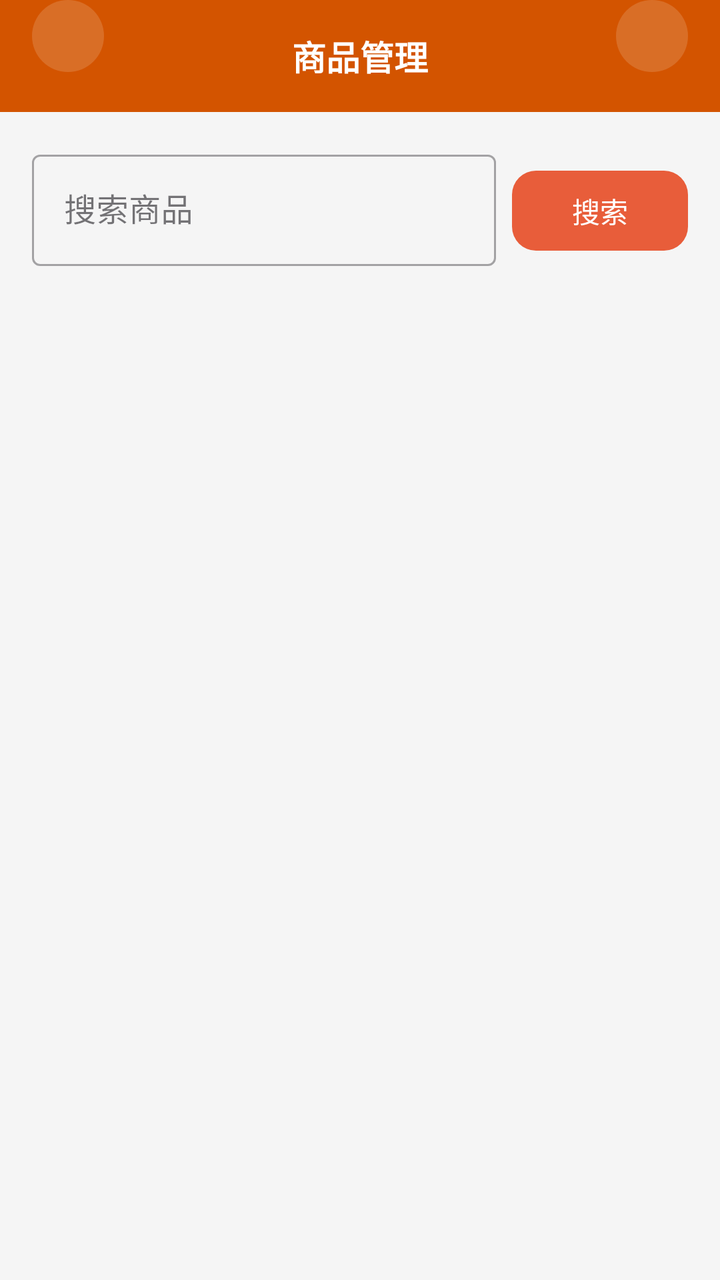
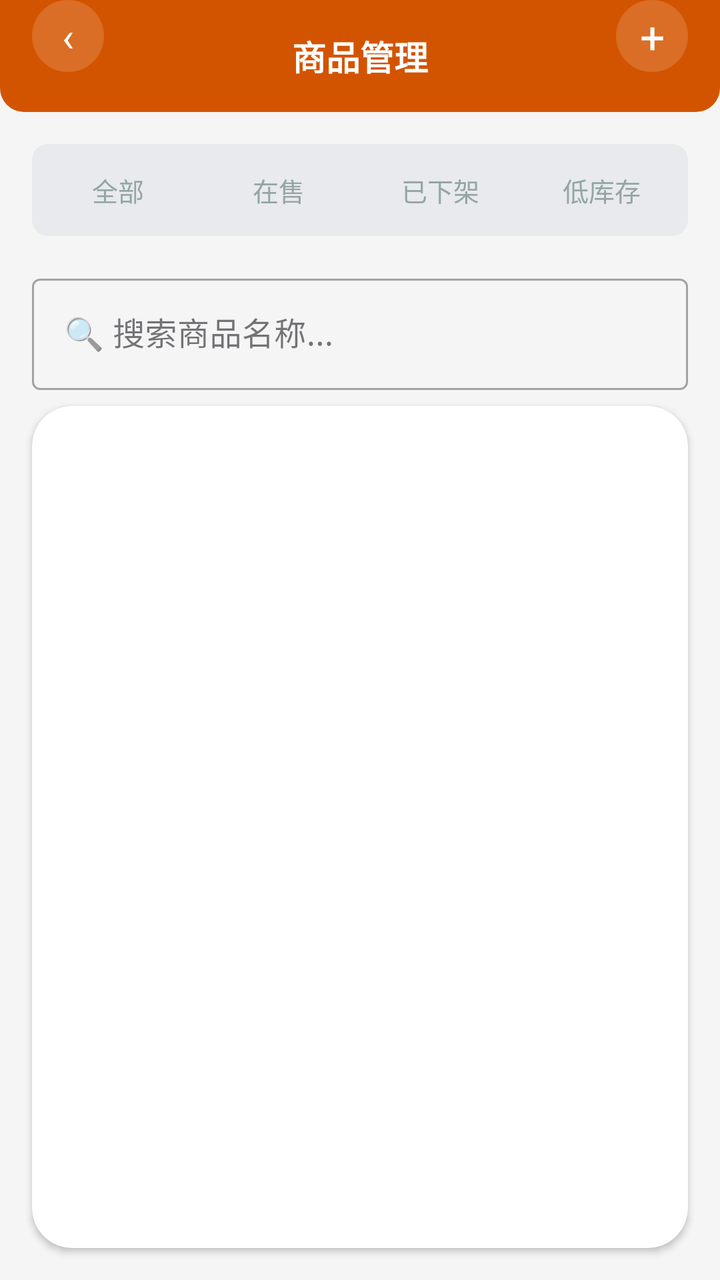

The first picture is an Android layout as it rendered before a commit; the second is the same layout after the commit. The layout source and the unified diff follow.
<!-- AndroidManifest.xml: application theme Theme.ClothingSI -->
<!-- res/layout/activity_products.xml -->
<?xml version="1.0" encoding="utf-8"?>
<LinearLayout xmlns:android="http://schemas.android.com/apk/res/android"
    xmlns:app="http://schemas.android.com/apk/res-auto"
    android:layout_width="match_parent" android:layout_height="match_parent"
    android:orientation="vertical" android:background="#F5F5F5">
    <RelativeLayout android:layout_width="match_parent" android:layout_height="56dp"
        android:background="#D35400" android:paddingHorizontal="16dp">
        <TextView android:id="@+id/btn_back" android:layout_width="36dp" android:layout_height="36dp"
            android:text="‹" android:textSize="20dp" android:textColor="#FFFFFF"
            android:gravity="center" android:background="@drawable/circle_bg" android:alpha="0.15" />
        <TextView android:layout_width="wrap_content" android:layout_height="wrap_content"
            android:text="商品管理" android:textSize="17dp" android:textStyle="bold"
            android:textColor="#FFFFFF" android:layout_centerInParent="true" />
        <TextView android:id="@+id/btn_add_product" android:layout_width="36dp" android:layout_height="36dp"
            android:text="+" android:textSize="20dp" android:textColor="#FFFFFF"
            android:gravity="center" android:background="@drawable/circle_bg" android:alpha="0.15"
            android:layout_alignParentEnd="true" android:clickable="true" android:focusable="true" />
    </RelativeLayout>
    <LinearLayout android:layout_width="match_parent" android:layout_height="wrap_content"
        android:orientation="horizontal" android:padding="16dp">
        <com.google.android.material.textfield.TextInputLayout style="@style/Widget.MaterialComponents.TextInputLayout.OutlinedBox"
            android:layout_width="0dp" android:layout_height="wrap_content" android:layout_weight="1"
            android:layout_marginEnd="8dp">
            <com.google.android.material.textfield.TextInputEditText android:id="@+id/et_search"
                android:layout_width="match_parent" android:layout_height="wrap_content" android:hint="搜索商品" />
        </com.google.android.material.textfield.TextInputLayout>
        <com.google.android.material.button.MaterialButton android:id="@+id/btn_search"
            android:layout_width="wrap_content" android:layout_height="wrap_content" android:text="搜索" app:cornerRadius="12dp" />
    </LinearLayout>
    <androidx.recyclerview.widget.RecyclerView android:id="@+id/product_list"
        android:layout_width="match_parent" android:layout_height="match_parent"
        android:paddingHorizontal="16dp" />
</LinearLayout>
<!-- resources referenced by this layout -->
<resources>
  <!-- drawable circle_bg (drawable) -->
  <?xml version="1.0" encoding="utf-8"?>
  <shape xmlns:android="http://schemas.android.com/apk/res/android" android:shape="oval">
      <solid android:color="#FFFFFF" />
  </shape>
  <style name="Theme.ClothingSI" parent="Theme.Material3.Light.NoActionBar">
          <item name="colorPrimary">@color/primary</item>
          <item name="colorPrimaryDark">@color/primary_dark</item>
          <item name="colorAccent">@color/accent</item>
          <item name="android:statusBarColor">@color/primary_dark</item>
          <item name="android:navigationBarColor">@color/white</item>
      </style>
  <color name="primary">#E85D3A</color>
  <color name="primary_dark">#D35400</color>
  <color name="accent">#F4A460</color>
  <color name="white">#FFFFFF</color>
</resources>

<!-- the commit's change to res/layout/activity_products.xml (unified diff, before → after) -->
@@ -1,33 +1,65 @@
 <?xml version="1.0" encoding="utf-8"?>
-<LinearLayout xmlns:android="http://schemas.android.com/apk/res/android"
+<FrameLayout xmlns:android="http://schemas.android.com/apk/res/android"
     xmlns:app="http://schemas.android.com/apk/res-auto"
     android:layout_width="match_parent" android:layout_height="match_parent"
-    android:orientation="vertical" android:background="#F5F5F5">
-    <RelativeLayout android:layout_width="match_parent" android:layout_height="56dp"
-        android:background="#D35400" android:paddingHorizontal="16dp">
-        <TextView android:id="@+id/btn_back" android:layout_width="36dp" android:layout_height="36dp"
-            android:text="‹" android:textSize="20dp" android:textColor="#FFFFFF"
-            android:gravity="center" android:background="@drawable/circle_bg" android:alpha="0.15" />
-        <TextView android:layout_width="wrap_content" android:layout_height="wrap_content"
-            android:text="商品管理" android:textSize="17dp" android:textStyle="bold"
-            android:textColor="#FFFFFF" android:layout_centerInParent="true" />
-        <TextView android:id="@+id/btn_add_product" android:layout_width="36dp" android:layout_height="36dp"
-            android:text="+" android:textSize="20dp" android:textColor="#FFFFFF"
-            android:gravity="center" android:background="@drawable/circle_bg" android:alpha="0.15"
-            android:layout_alignParentEnd="true" android:clickable="true" android:focusable="true" />
-    </RelativeLayout>
-    <LinearLayout android:layout_width="match_parent" android:layout_height="wrap_content"
-        android:orientation="horizontal" android:padding="16dp">
+    android:background="#F5F5F5">
+
+    <LinearLayout android:layout_width="match_parent" android:layout_height="match_parent"
+        android:orientation="vertical">
+        <RelativeLayout android:layout_width="match_parent" android:layout_height="56dp"
+            android:background="@drawable/header_bar_bg" android:paddingHorizontal="16dp">
+            <TextView android:id="@+id/btn_back" android:layout_width="36dp" android:layout_height="36dp"
+                android:text="‹" android:textSize="20dp" android:textColor="#FFFFFF"
+                android:gravity="center" android:background="@drawable/circle_bg" />
+            <TextView android:layout_width="wrap_content" android:layout_height="wrap_content"
+                android:text="商品管理" android:textSize="17dp" android:textStyle="bold"
+                android:textColor="#FFFFFF" android:layout_centerInParent="true" />
+            <TextView android:id="@+id/btn_add_product" android:layout_width="36dp" android:layout_height="36dp"
+                android:text="+" android:textSize="22dp" android:textColor="#FFFFFF"
+                android:gravity="center" android:background="@drawable/circle_bg"
+                android:layout_alignParentEnd="true" android:clickable="true" android:focusable="true" />
+        </RelativeLayout>
+
+        
+        <LinearLayout android:layout_width="match_parent" android:layout_height="wrap_content"
+            android:orientation="horizontal" android:gravity="center"
+            android:layout_margin="16dp" android:layout_marginBottom="8dp"
+            android:weightSum="4" android:background="@drawable/segment_container_bg" android:padding="3dp">
+            <TextView android:id="@+id/tab_all" android:layout_width="0dp" android:layout_height="40dp"
+                android:layout_weight="1" android:gravity="center" android:text="全部"
+                android:textSize="13dp" android:background="@drawable/segment_tab_bg"
+                android:textColor="#95A5A6" android:clickable="true" android:focusable="true" />
+            <TextView android:id="@+id/tab_onsale" android:layout_width="0dp" android:layout_height="40dp"
+                android:layout_weight="1" android:gravity="center" android:text="在售"
+                android:textSize="13dp" android:background="@drawable/segment_tab_bg"
+                android:textColor="#95A5A6" android:clickable="true" android:focusable="true" />
+            <TextView android:id="@+id/tab_offline" android:layout_width="0dp" android:layout_height="40dp"
+                android:layout_weight="1" android:gravity="center" android:text="已下架"
+                android:textSize="13dp" android:background="@drawable/segment_tab_bg"
+                android:textColor="#95A5A6" android:clickable="true" android:focusable="true" />
+            <TextView android:id="@+id/tab_low_stock" android:layout_width="0dp" android:layout_height="40dp"
+                android:layout_weight="1" android:gravity="center" android:text="低库存"
+                android:textSize="13dp" android:background="@drawable/segment_tab_bg"
+                android:textColor="#95A5A6" android:clickable="true" android:focusable="true" />
+        </LinearLayout>
+
+        
         <com.google.android.material.textfield.TextInputLayout style="@style/Widget.MaterialComponents.TextInputLayout.OutlinedBox"
-            android:layout_width="0dp" android:layout_height="wrap_content" android:layout_weight="1"
-            android:layout_marginEnd="8dp">
+            android:layout_width="match_parent" android:layout_height="wrap_content"
+            android:layout_marginHorizontal="16dp" android:layout_marginBottom="8dp" android:hint="🔍 搜索商品名称...">
             <com.google.android.material.textfield.TextInputEditText android:id="@+id/et_search"
-                android:layout_width="match_parent" android:layout_height="wrap_content" android:hint="搜索商品" />
+                android:layout_width="match_parent" android:layout_height="wrap_content" />
         </com.google.android.material.textfield.TextInputLayout>
-        <com.google.android.material.button.MaterialButton android:id="@+id/btn_search"
-            android:layout_width="wrap_content" android:layout_height="wrap_content" android:text="搜索" app:cornerRadius="12dp" />
+
+        
+        <androidx.cardview.widget.CardView android:layout_width="match_parent"
+            android:layout_height="match_parent"
+            android:layout_marginHorizontal="16dp" android:layout_marginBottom="16dp"
+            app:cardCornerRadius="20dp" app:cardElevation="2dp"
+            android:paddingStart="8dp" android:paddingEnd="8dp">
+            <androidx.recyclerview.widget.RecyclerView android:id="@+id/product_list"
+                android:layout_width="match_parent" android:layout_height="match_parent" />
+        </androidx.cardview.widget.CardView>
     </LinearLayout>
-    <androidx.recyclerview.widget.RecyclerView android:id="@+id/product_list"
-        android:layout_width="match_parent" android:layout_height="match_parent"
-        android:paddingHorizontal="16dp" />
-</LinearLayout>
+
+</FrameLayout>
<!-- resource entries referenced after the edit -->
@@ -3,8 +3,36 @@
   <!-- drawable circle_bg (drawable) -->
   <?xml version="1.0" encoding="utf-8"?>
   <shape xmlns:android="http://schemas.android.com/apk/res/android" android:shape="oval">
-      <solid android:color="#FFFFFF" />
+      <solid android:color="#26FFFFFF" />
   </shape>
+  <!-- drawable header_bar_bg (drawable) -->
+  <?xml version="1.0" encoding="utf-8"?>
+  <shape xmlns:android="http://schemas.android.com/apk/res/android" android:shape="rectangle">
+      <solid android:color="#D35400" />
+      <corners android:bottomLeftRadius="12dp" android:bottomRightRadius="12dp" />
+  </shape>
+  <!-- drawable segment_container_bg (drawable) -->
+  <?xml version="1.0" encoding="utf-8"?>
+  <shape xmlns:android="http://schemas.android.com/apk/res/android" android:shape="rectangle">
+      <corners android:radius="8dp" />
+      <solid android:color="#E8EAED" />
+  </shape>
+  <!-- drawable segment_tab_bg (drawable) -->
+  <?xml version="1.0" encoding="utf-8"?>
+  <selector xmlns:android="http://schemas.android.com/apk/res/android">
+      <item android:state_selected="true">
+          <shape android:shape="rectangle">
+              <solid android:color="#FFFFFF" />
+              <corners android:radius="8dp" />
+          </shape>
+      </item>
+      <item>
+          <shape android:shape="rectangle">
+              <solid android:color="#E8EAED" />
+              <corners android:radius="8dp" />
+          </shape>
+      </item>
+  </selector>
   <style name="Theme.ClothingSI" parent="Theme.Material3.Light.NoActionBar">
           <item name="colorPrimary">@color/primary</item>
           <item name="colorPrimaryDark">@color/primary_dark</item>
